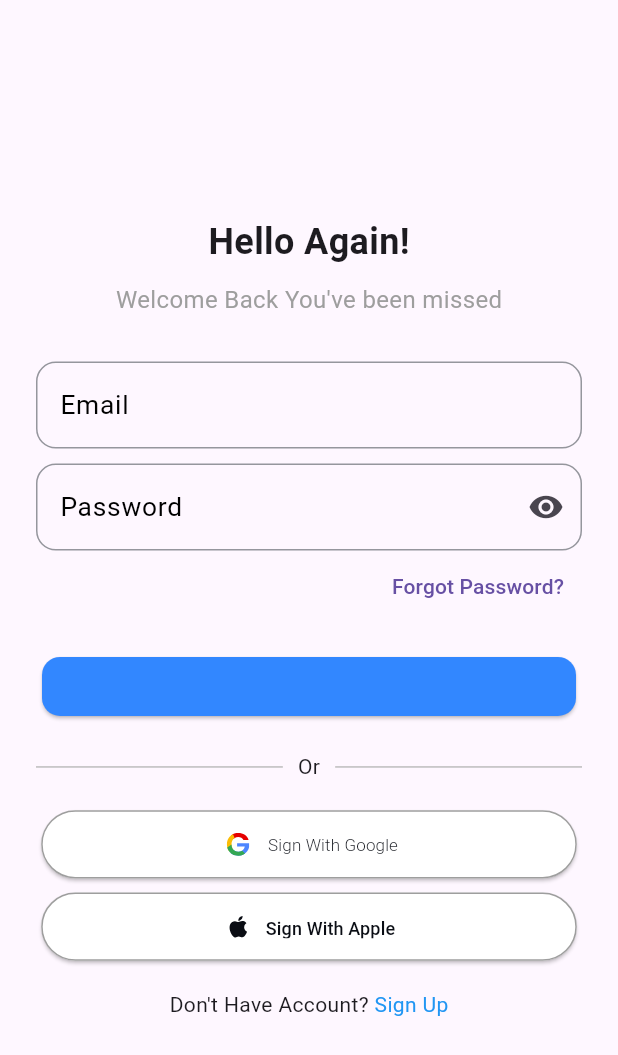
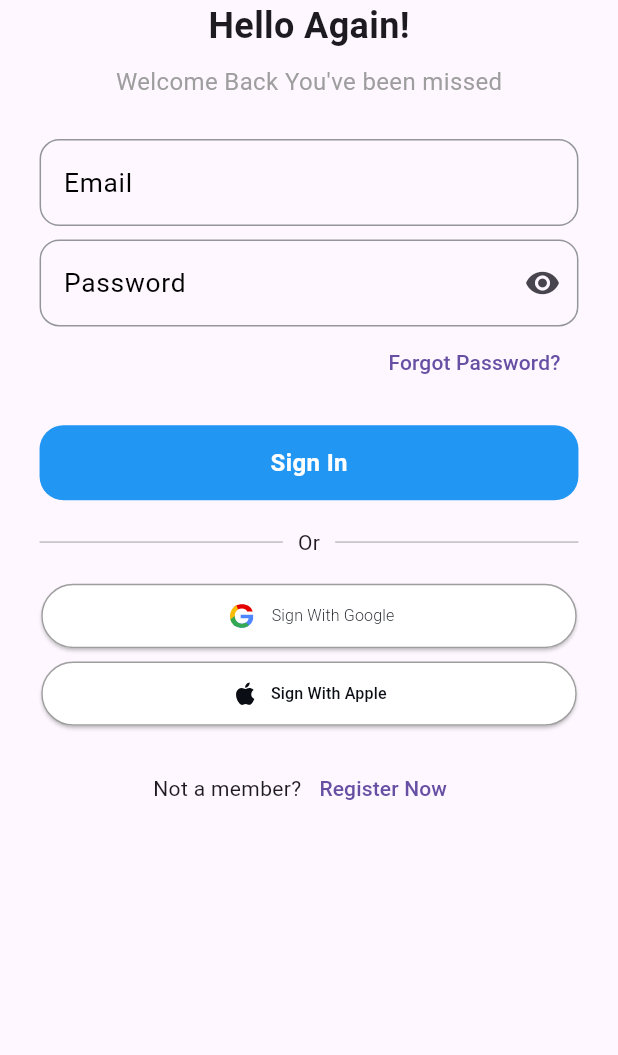
Before and after one commit to xasankarimovich/imtihon, a Flutter app: the LoginScreen screen opened directly, on a phone screen of 412 x 824 dp. Shown: the top 1055 px of the screen. Run offline on Flutter 3.47's test engine with Material 3 defaults, Android fonts, the phone set to English and light mode, and no system bars; drawn by our look-alikes of zoom_tap_animation; our stand-ins replace convex_bottom_bar, flutter_svg, lottie.

Commit message:
Merge remote-tracking branch 'origin/main'

```diff
--- a/lib/main.dart
+++ b/lib/main.dart
@@ -30,7 +30,7 @@ class MyApp extends StatelessWidget {
     height = context.getHeight();
     return MaterialApp(
       debugShowCheckedModeBanner: false,
-      home: AdminMain(),
+      home: SplashScreen(),
     );
   }
 }
--- a/lib/screen/auth/email/email_screen.dart
+++ b/lib/screen/auth/email/email_screen.dart
@@ -5,6 +5,7 @@ import 'package:imtihon/utils/extension/extension.dart';
 import 'package:imtihon/utils/image_path/images_path.dart';
 import 'package:imtihon/utils/style/app_text_style.dart';
 
+import '../login/login_screen.dart';
 import '../login/sign_up/sign_up.dart';
 
 class GetStartedScreen extends StatelessWidget {
@@ -33,7 +34,7 @@ class GetStartedScreen extends StatelessWidget {
 
                 onPressed: () {
                   Navigator.pushReplacement(context, MaterialPageRoute(builder: (ctx){
-                    return SignUp();
+                    return LoginScreen();
                   },),);
                 },
 
--- a/lib/screen/auth/login/login_screen.dart
+++ b/lib/screen/auth/login/login_screen.dart
@@ -1,20 +1,18 @@
 import 'package:flutter/cupertino.dart';
 import 'package:flutter/material.dart';
 import 'package:flutter_svg/svg.dart';
-import 'package:imtihon/data/model/user/user_model.dart';
-import 'package:imtihon/data/repository/auth_repository/auth_repository.dart';
 import 'package:imtihon/screen/auth/register/register_screen.dart';
-import 'package:imtihon/screen/auth/widget/input_item.dart';
+import 'package:imtihon/screen/widgets/input_item.dart';
 import 'package:imtihon/screen/tab_box/tab_box_screen.dart';
-import 'package:imtihon/screen/widgets/Global_elevated_button/global_elevated_button.dart';
 import 'package:imtihon/utils/constants/app_constants.dart';
 import 'package:imtihon/utils/extension/extension.dart';
 import 'package:imtihon/view_model/auth_view_model.dart';
 import 'package:provider/provider.dart';
-
 import '../../../utils/color/app_color.dart';
 import '../../../utils/image_path/images_path.dart';
 import '../../../utils/style/app_text_style.dart';
+import '../../reset_password_screen/reset_password_screen.dart';
+import '../../widgets/Global_elevated_button/global_elevated_button.dart';
 
 class LoginScreen extends StatefulWidget {
   const LoginScreen({super.key});
@@ -31,10 +29,12 @@ class _LoginScreenState extends State<LoginScreen> {
   @override
   Widget build(BuildContext context) {
     return Scaffold(
-      body: Padding(
-        padding: const EdgeInsets.symmetric(horizontal: 24.0),
+      body: SingleChildScrollView(
+        child: Padding(
+          padding: EdgeInsets.symmetric(horizontal: 24.w),
           child: Form(
             key: _formKey,
+            child: SafeArea(
               child: Column(
                 mainAxisAlignment: MainAxisAlignment.center,
                 children: [
@@ -47,66 +47,98 @@ class _LoginScreenState extends State<LoginScreen> {
                     "Welcome Back You've been missed",
                     style: TextStyle(fontSize: 16, color: Colors.grey),
                   ),
-              const SizedBox(height: 30),
+                  30.boxH(),
                   InputText(
                     controller: _emailController,
                     title: "Email",
                     regExp: AppConstants.emailRegExp,
                   ),
-              const SizedBox(height: 10),
+                  10.boxH(),
                   InputText(
                     controller: _passwordController,
                     title: "Password",
+
                     regExp: AppConstants.passwordRegExp,
                     isPassword: true,
+
                   ),
+
                   Align(
                     alignment: Alignment.centerRight,
                     child: TextButton(
                       onPressed: () {
-                    // Add forgot password logic
+                        Navigator.push(
+                          context,
+                          MaterialPageRoute(builder: (ctx)  {
+                            print("object------------------------------------------------------------");
+                            return ResetPasswordScreen();
+                          }),
+                        );
                       },
                       child: const Text('Forgot Password?'),
                     ),
                   ),
                   20.boxH(),
                   Consumer<AuthViewModel>(
-                builder:
-                    (BuildContext context, AuthViewModel value, Widget? child) {
+                    builder: (BuildContext context, AuthViewModel value, Widget? child) {
                       return GlobalZoomTapButton(
-                    onPressed: () {
+
+                        title: value.isLoading ? null : 'Sign In',
+                        onTap: () async {
+                          print("object------------------------------------------------------------");
+
                           if (_formKey.currentState!.validate()) {
-                        final data = getUserData();
-                        print(data);
-                        UserModel userModel =
-                            UserModel.fromMap(data as Map<String, dynamic>);
-                        print(
-                            '${userModel.email} ${userModel.password} ${userModel.name}');
+                            await context.read<AuthViewModel>().login(
+                                email: _emailController.text,
+                                password: _passwordController.text);
 
-                        if (userModel.email == _emailController.text &&
-                            _passwordController.text == userModel.password) {
+                            if (value.isCheckAuth) {
                               Navigator.push(
                                 context,
                                 MaterialPageRoute(
                                   builder: (ctx) {
-                                return TabBoxScreen();
+                                    return const TabBoxScreen();
                                   },
                                 ),
+                              );
+                            } else {
+                              showDialog(
+                                context: context,
+                                barrierDismissible: false,
+                                builder: (context) {
+                                  return AlertDialog(
+                                    title: const Column(
+                                      children: [
+                                        Text('Error'),
+                                        Text('Invalid Email or Password!'),
+                                      ],
+                                    ),
+                                    actions: [
+                                      TextButton(
+                                          onPressed: () {
+                                            context.read<AuthViewModel>().initialState();
+                                            Navigator.pop(context);
+                                          },
+                                          child: const Text('Ok'))
+                                    ],
+                                  );
+                                },
                               );
                             }
                           }
                         },
-                    child: value.isLoading
-                        ? const CupertinoActivityIndicator()
-                        : Text(
-                            'Sign',
-                            style: AppTextStyle.semiBold
-                                .copyWith(color: Colors.white),
+                        color: Colors.blue,
+                        height: 50,
+                        width: double.infinity,
+                        decoration: BoxDecoration(
+                          color: Colors.blue,
+                          borderRadius: BorderRadius.circular(16),
                         ),
+                        child: value.isLoading ? const CupertinoActivityIndicator(color: Colors.white) : null,
                       );
                     },
                   ),
-              const SizedBox(height: 20),
+                  20.boxH(),
                   Row(
                     children: [
                       Expanded(
@@ -136,14 +168,12 @@ class _LoginScreenState extends State<LoginScreen> {
                       icon: SvgPicture.asset(AppIconsSvg.googleIcon),
                       label: Text(
                         'Sign With Google',
-                    style: AppTextStyle.thin
-                        .copyWith(color: AppColors.c0A0D14, fontSize: 12.h),
+                        style: AppTextStyle.thin.copyWith(color: AppColors.c0A0D14, fontSize: 12.h),
                       ),
                       style: ElevatedButton.styleFrom(
                         foregroundColor: Colors.black,
                         backgroundColor: Colors.white,
-                    padding: const EdgeInsets.symmetric(
-                        vertical: 15, horizontal: 20),
+                        padding: EdgeInsets.symmetric(vertical: 15.h, horizontal: 20.w),
                         shape: RoundedRectangleBorder(
                           borderRadius: BorderRadius.circular(30),
                           side: const BorderSide(color: Colors.grey),
@@ -157,17 +187,15 @@ class _LoginScreenState extends State<LoginScreen> {
                     height: 48.h,
                     child: ElevatedButton.icon(
                       onPressed: () {},
-                  icon: SvgPicture.asset(AppIconsSvg.appleIcon, height: 24),
+                      icon: SvgPicture.asset(AppIconsSvg.appleIcon, height: 24.h),
                       label: Text(
                         'Sign With Apple',
-                    style: AppTextStyle.medium
-                        .copyWith(color: AppColors.c0A0D14, fontSize: 12),
+                        style: AppTextStyle.medium.copyWith(color: AppColors.c0A0D14, fontSize: 12.h),
                       ),
                       style: ElevatedButton.styleFrom(
                         foregroundColor: Colors.black,
                         backgroundColor: Colors.white,
-                    padding: const EdgeInsets.symmetric(
-                        vertical: 15, horizontal: 20),
+                        padding: EdgeInsets.symmetric(vertical: 15.h, horizontal: 20.w),
                         shape: RoundedRectangleBorder(
                           borderRadius: BorderRadius.circular(30),
                           side: const BorderSide(color: Colors.grey),
@@ -176,38 +204,29 @@ class _LoginScreenState extends State<LoginScreen> {
                     ),
                   ),
                   20.boxH(),
-              GestureDetector(
-                onTap: () {
+                  Row(
+                    mainAxisAlignment: MainAxisAlignment.center,
+                    children: [
+                      const Text('Not a member?'),
+                      TextButton(
+                        onPressed: () {
                           Navigator.push(
                             context,
                             MaterialPageRoute(
-                      builder: (context) => const RegisterScreen(),
+                              builder: (ctx) => const RegisterScreen(),
                             ),
                           );
                         },
-                child: const Text.rich(
-                  TextSpan(
-                    text: "Don't Have Account? ",
-                    children: [
-                      TextSpan(
-                        text: 'Sign Up',
-                        style: TextStyle(color: Colors.blue),
+                        child: const Text('Register Now'),
+                      ),
+                    ],
                   ),
                 ],
               ),
             ),
           ),
-            ],
-          ),
         ),
       ),
     );
   }
-
-  @override
-  void dispose() {
-    _emailController.dispose();
-    _passwordController.dispose();
-    super.dispose();
 }
-}
--- a/lib/screen/tab_box/tab_box_screen.dart
+++ b/lib/screen/tab_box/tab_box_screen.dart
@@ -6,7 +6,9 @@ class TabBoxScreen extends StatelessWidget {
 
   @override
   Widget build(BuildContext context) {
-    return  ConvexAppBar(
+    return Scaffold(
+      body: Column(),
+      bottomNavigationBar: ConvexAppBar(
         items: const [
           TabItem(icon: Icons.home, title: 'Home'),
           TabItem(icon: Icons.map, title: 'Discovery'),
@@ -16,6 +18,7 @@ class TabBoxScreen extends StatelessWidget {
         ],
         // ignore: avoid_print
         onTap: (int i) => print('click index=$i'),
+      ),
     );
   }
 }
--- a/lib/screen/widgets/Global_elevated_button/global_elevated_button.dart
+++ b/lib/screen/widgets/Global_elevated_button/global_elevated_button.dart
@@ -1,82 +1,52 @@
+// global_zoom_tap_button.dart
+
 import 'package:flutter/material.dart';
-import 'package:imtihon/utils/color/app_color.dart';
-import 'package:imtihon/utils/extension/extension.dart';
-import 'package:zoom_tap_animation/zoom_tap_animation.dart';
 
 class GlobalZoomTapButton extends StatelessWidget {
-  const GlobalZoomTapButton(
-      {super.key, required Null Function() onPressed, required Widget child});
+  const GlobalZoomTapButton({
+    Key? key,
+    required this.title,
+    required this.onTap,
+    required this.color,
+    this.withBorder = false,
+    required this.height,
+    required this.width,
+    this.child,
+    required this.decoration,
+  }) : super(key: key);
+
+  final String? title;
+  final Color? color;
+  final VoidCallback? onTap;
+  final bool withBorder;
+  final int height;
+  final double width;
+  final Widget? child;
+  final BoxDecoration decoration;
 
   @override
   Widget build(BuildContext context) {
-    return ZoomTapAnimation(
-      child: SizedBox(
-        height: 50.h,
-        width: double.infinity,
-        child: Card(
-          child: Center(),
-          color: AppColors.c3287FF,
+    return Container(
+      height: height.toDouble(),
+      width: width,
+      decoration: decoration,
+      child: Material(
+        color: Colors.transparent,
+        child: InkWell(
+          borderRadius: BorderRadius.circular(16),
+          onTap: onTap,
+          child: Center(
+            child: child ?? Text(
+              title ?? '',
+              style: const TextStyle(
+                fontSize: 16,
+                fontWeight: FontWeight.bold,
+                color: Colors.white,
+              ),
+            ),
+          ),
         ),
       ),
     );
   }
 }
-
-
-
-
-
-
-
-
-
-// import 'package:flutter/material.dart';
-//
-// class GlobalZoomTapButton extends StatelessWidget {
-//   const GlobalZoomTapButton({
-//     Key? key,
-//     required this.title,
-//     required this.onTap,
-//     required this.color,
-//     this.withBorder = false,
-//     required this.height,
-//     required this.width,
-//     required this.child,
-//     required this.decoration,
-//   }) : super(key: key);
-//
-//   final String? title;
-//   final Color? color;
-//   final VoidCallback? onTap;
-//   final bool withBorder;
-//   final int height;
-//   final double width;
-//   final Material child;
-//   final BoxDecoration decoration;
-//
-//   @override
-//   Widget build(BuildContext context) {
-//     return Container(
-//       height: height.toDouble(),
-//       width: width,
-//       decoration: decoration,
-//       child: Material(
-//         color: Colors.transparent,
-//         child: InkWell(
-//           borderRadius: BorderRadius.circular(16),
-//           onTap: onTap,
-//           child: Center(
-//             child: Text(
-//               title ?? '',
-//               style: const TextStyle(
-//                 fontSize: 16,
-//                 fontWeight: FontWeight.bold,
-//                 color: Colors.white,
-//               ),
-//             ),
-//           ),
-//         ),
-//       ),
-//     );
-//   }
-// }
--- a/lib/screen/auth/widget/input_item.dart
+++ b/lib/screen/widgets/input_item.dart
@@ -1,8 +1,8 @@
 import 'package:flutter/material.dart';
 import 'package:imtihon/utils/extension/extension.dart';
 
-import '../../../utils/color/app_color.dart';
-import '../../../utils/style/app_text_style.dart';
+import '../../utils/color/app_color.dart';
+import '../../utils/style/app_text_style.dart';
 
 class InputText extends StatefulWidget {
   const InputText({
--- a/lib/utils/extension/extension.dart
+++ b/lib/utils/extension/extension.dart
@@ -1,15 +1,15 @@
 import 'package:flutter/material.dart';
 
-double width = 0.0;
-double height = 0.0;
+double width = 375;
+double height = 860;
 
 extension Size on num {
   //SizedBox height
-  SizedBox boxH() => SizedBox(height: (this / 812) * height);
+  SizedBox boxH() => SizedBox(height: (this / 860) * height);
   //SizedBox width
   SizedBox boxW() => SizedBox(width: (this / 375) * width);
 
-  double get h => (this / 812) * height;
+  double get h => (this / 860) * height;
 
   double get w => (this / 375) * width;
 }
@@ -29,7 +29,7 @@ extension ContextExtension on BuildContext {
   }
 }
 
-// date time ni format qilish faqat kun oy va vaqatni olish uchun
+
 
 Map monthes = {
   "1": "Yanvar",
```
Also changed, not shown: lib/data/repository/auth_repository/auth_repository.dart (+53 -32 lines), lib/screen/auth/register/register_screen.dart (+30 -28 lines), lib/screen/favorite_screen/favorite_screen.dart (deleted, +0 -15 lines), lib/screen/reset_password_screen/reset_password_screen.dart (added, +63 -0 lines), lib/view_model/auth_view_model.dart (+20 -9 lines), pubspec.lock, 1 other file. Lines whose indentation alone changed are shown as unchanged.
